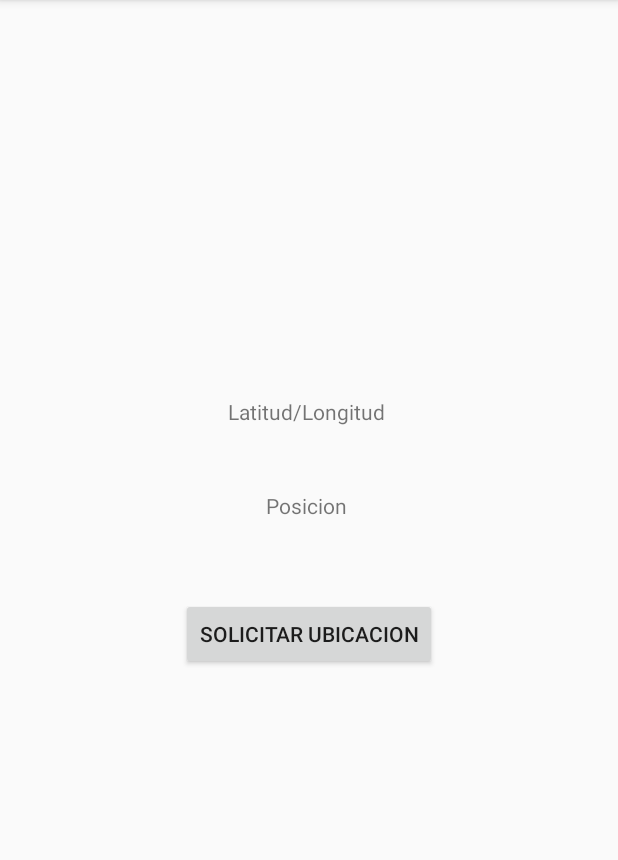
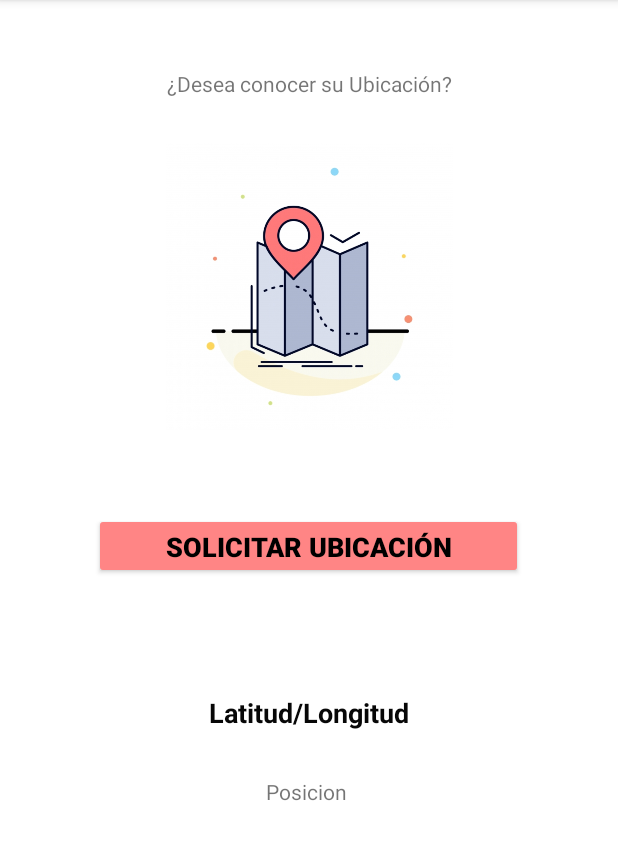
Before and after one commit to Nazareth08/ProyectoSemestral, an Android app: the Gps screen opened directly, with no data from a screen before it, on a phone screen of 412 x 824 dp, the part 84-944 px from its top. Run offline under Robolectric (Android 15) with nearby library versions, the light colour scheme and no system bars.

Commit message:
gps modificación

```diff
--- a/app/src/main/java/com/example/proyectosensores/MainActivity.java
+++ b/app/src/main/java/com/example/proyectosensores/MainActivity.java
@@ -16,9 +16,9 @@ public class MainActivity extends AppCompatActivity {
 
     }
 
-    //pasar del activity principal al activity de sensor luz
-    public void SensorLuz (View view){
-        Intent i = new Intent(this,SensorLuz.class);
+    //pasar del activity principal al activity acelerometro
+    public void Acelerometro (View view){
+        Intent i = new Intent(this,Acelerometro.class);
         startActivity(i);
 
     //pasar del activity principal al activity de sensor de aproximacion
--- a/app/src/main/res/layout/activity_gps.xml
+++ b/app/src/main/res/layout/activity_gps.xml
@@ -4,35 +4,73 @@
     xmlns:tools="http://schemas.android.com/tools"
     android:layout_width="match_parent"
     android:layout_height="match_parent"
+    android:background="#FFFFFF"
+    android:backgroundTint="#FFFFFF"
     tools:context=".Gps">
 
     <TextView
         android:id="@+id/tvUbicacion"
         android:layout_width="wrap_content"
         android:layout_height="wrap_content"
-        android:layout_marginBottom="52dp"
+
         android:text="Posicion "
-        app:layout_constraintBottom_toTopOf="@+id/button_Gps"
-        app:layout_constraintEnd_toEndOf="parent"
-        app:layout_constraintStart_toStartOf="parent" />
+        app:layout_constraintBottom_toBottomOf="parent"
+        app:layout_constraintLeft_toLeftOf="parent"
+        app:layout_constraintRight_toRightOf="parent"
+        app:layout_constraintTop_toTopOf="parent"
+        app:layout_constraintVertical_bias="0.692" />
 
     <Button
         android:id="@+id/button_Gps"
-        android:layout_width="wrap_content"
-        android:layout_height="wrap_content"
-        android:layout_marginBottom="321dp"
-        android:text="Solicitar Ubicacion"
+        android:layout_width="286dp"
+        android:layout_height="44dp"
+
+        android:backgroundTint="#FF8585"
+        android:text="Solicitar Ubicación"
+        android:textColor="#000000"
+        android:textSize="18sp"
+        android:textStyle="bold"
         app:layout_constraintBottom_toBottomOf="parent"
-        app:layout_constraintEnd_toEndOf="parent"
-        app:layout_constraintStart_toStartOf="parent" />
+        app:layout_constraintHorizontal_bias="0.497"
+        app:layout_constraintLeft_toLeftOf="parent"
+        app:layout_constraintRight_toRightOf="parent"
+        app:layout_constraintTop_toTopOf="parent"
+        app:layout_constraintVertical_bias="0.472" />
 
     <TextView
         android:id="@+id/textView"
         android:layout_width="wrap_content"
         android:layout_height="wrap_content"
-        android:layout_marginStart="31dp"
-        android:layout_marginBottom="43dp"
+
         android:text="Latitud/Longitud"
-        app:layout_constraintBottom_toTopOf="@+id/tvUbicacion"
-        app:layout_constraintStart_toStartOf="@+id/button_Gps" />
+        android:textColor="#070707"
+        android:textSize="18sp"
+        android:textStyle="bold"
+        app:layout_constraintBottom_toBottomOf="parent"
+        app:layout_constraintLeft_toLeftOf="parent"
+        app:layout_constraintRight_toRightOf="parent"
+        app:layout_constraintTop_toTopOf="parent"
+        app:layout_constraintVertical_bias="0.622" />
+
+    <ImageView
+        android:id="@+id/imageView2"
+        android:layout_width="207dp"
+        android:layout_height="191dp"
+        app:layout_constraintBottom_toBottomOf="parent"
+        app:layout_constraintLeft_toLeftOf="parent"
+        app:layout_constraintRight_toRightOf="parent"
+        app:layout_constraintTop_toTopOf="parent"
+        app:layout_constraintVertical_bias="0.165"
+        app:srcCompat="@drawable/pngtree" />
+
+    <TextView
+        android:id="@+id/textView4"
+        android:layout_width="wrap_content"
+        android:layout_height="wrap_content"
+        android:text="¿Desea conocer su Ubicación?"
+        app:layout_constraintBottom_toBottomOf="parent"
+        app:layout_constraintLeft_toLeftOf="parent"
+        app:layout_constraintRight_toRightOf="parent"
+        app:layout_constraintTop_toTopOf="parent"
+        app:layout_constraintVertical_bias="0.061" />
 </androidx.constraintlayout.widget.ConstraintLayout>
--- a/app/src/main/res/layout/activity_main.xml
+++ b/app/src/main/res/layout/activity_main.xml
@@ -5,6 +5,7 @@
     android:layout_width="match_parent"
     android:layout_height="match_parent"
     android:background="#FFFCFC"
+    android:backgroundTint="#FFFFFF"
     tools:context=".MainActivity">
 
     <Button
@@ -24,10 +25,11 @@
         app:layout_constraintVertical_bias="0.582" />
 
     <Button
-        android:id="@+id/button_luz"
+        android:id="@+id/button_aceleromtro"
         android:layout_width="190dp"
         android:layout_height="53dp"
         android:backgroundTint="#FD4F4F"
+        android:onClick="Acelerometro"
         android:text="@string/button_acelerometro"
         android:textStyle="bold"
         app:layout_constraintBottom_toBottomOf="parent"
```
Also changed, not shown: app/src/main/res/drawable/pngtree.jpg (added).
